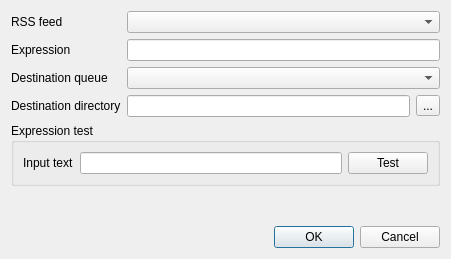
LubosD/fatrat, file rss/RssRegexpDlg.ui: the form before one commit.
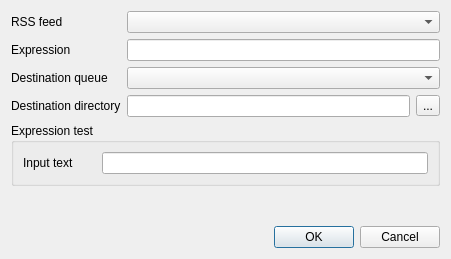
The form after the commit.

```diff
--- a/rss/RssRegexpDlg.ui
+++ b/rss/RssRegexpDlg.ui
@@ -74,15 +74,27 @@
        </widget>
       </item>
       <item row="0" column="1" >
-       <widget class="QLineEdit" name="lineText" />
-      </item>
-      <item row="0" column="2" >
-       <widget class="QPushButton" name="pushRegexpTest" >
-        <property name="text" >
-         <string>Test</string>
+       <widget class="QLabel" name="labelMatch" >
+        <property name="minimumSize" >
+         <size>
+          <width>16</width>
+          <height>16</height>
+         </size>
+        </property>
+        <property name="maximumSize" >
+         <size>
+          <width>16</width>
+          <height>16</height>
+         </size>
+        </property>
+        <property name="scaledContents" >
+         <bool>true</bool>
         </property>
        </widget>
       </item>
+      <item row="0" column="2" >
+       <widget class="QLineEdit" name="lineText" />
+      </item>
      </layout>
     </widget>
    </item>
```
Left out of the diff: 13 changed lines with no effect on the pictures.
